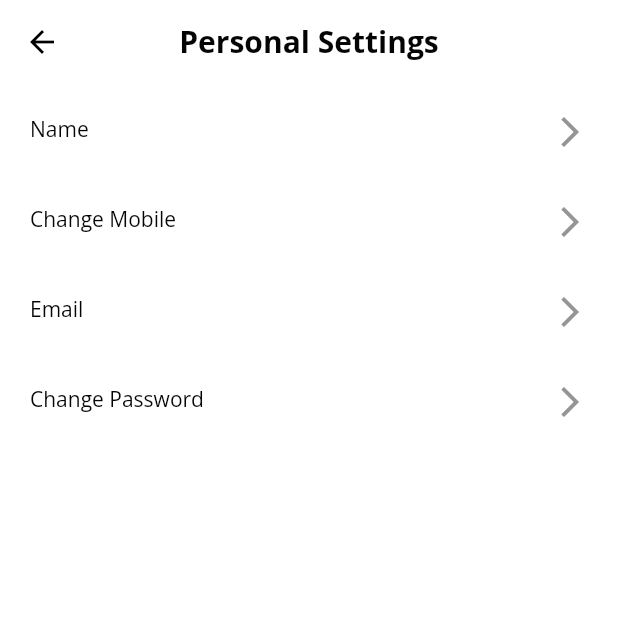
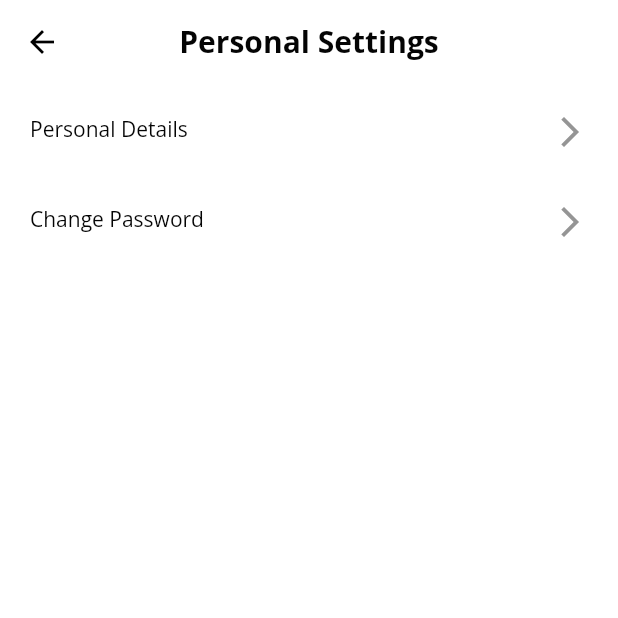
Before and after one commit to phando-platform/phando-flutter-eventcart, a Flutter app: the PersonalSettings screen opened directly with empty values, on a phone screen of 412 x 824 dp, the top half of it. Run offline on Flutter 3.47's test engine with Material 2 defaults, Android fonts, the phone set to English and light mode, and no system bars; our stand-ins replace animated_bottom_navigation_bar, cached_network_image, carousel_slider, country_code_picker, dio, flutter_credit_card and 11 more; missing offline and left inert: flutter_paypal, flutter_share, icon_badge, onesignal_flutter, razorpay_flutter, simple_connection_checker; statements that could not run were skipped.

Commit message:
fix: profile issues

```diff
--- a/lib/Screens/Profile/personal_settings.dart
+++ b/lib/Screens/Profile/personal_settings.dart
@@ -257,7 +257,7 @@ class _PersonalSettingsState extends State<PersonalSettings> {
               child: Row(
                 children: [
                   Text(
-                    'Name',
+                    'Personal Details',
                     style: kTextStyle,
                   ),
                   const Spacer(),
@@ -273,56 +273,57 @@ class _PersonalSettingsState extends State<PersonalSettings> {
               ),
             ),
           ),
-          GestureDetector(
-            onTap: () => showUpdate(),
-            child: Container(
-              padding: const EdgeInsets.all(20.0),
-              width: context.width(),
-              height: 60.0,
-              child: Row(
-                children: [
-                  Text(
-                    'Change Mobile',
-                    style: kTextStyle,
-                  ),
-                  const Spacer(),
-                  Text(
-                    widget.mobile,
-                    style: kTextStyle.copyWith(color: kGreyTextColor),
-                  ),
-                  const Icon(
-                    Icons.arrow_forward_ios,
-                    color: kGreyTextColor,
-                  ),
-                ],
-              ),
-            ),
-          ),
-          GestureDetector(
-            onTap: () => showUpdate(),
-            child: Container(
-              padding: const EdgeInsets.all(20.0),
-              width: context.width(),
-              height: 60.0,
-              child: Row(
-                children: [
-                  Text(
-                    'Email',
-                    style: kTextStyle,
-                  ),
-                  const Spacer(),
-                  Text(
-                    widget.email,
-                    style: kTextStyle.copyWith(color: kGreyTextColor),
-                  ),
-                  const Icon(
-                    Icons.arrow_forward_ios,
-                    color: kGreyTextColor,
-                  ),
-                ],
-              ),
-            ),
-          ),
+          // GestureDetector(
+          //   onTap: () => showUpdate(),
+          //   child: Container(
+          //     padding: const EdgeInsets.all(20.0),
+          //     width: context.width(),
+          //     height: 60.0,
+          //     child: Row(
+          //       children: [
+          //         Text(
+          //           'Change Mobile',
+          //           style: kTextStyle,
+          //         ),
+          //         const Spacer(),
+          //         Text(
+          //           widget.mobile,
+          //           style: kTextStyle.copyWith(color: kGreyTextColor),
+          //         ),
+          //         const Icon(
+          //           Icons.arrow_forward_ios,
+          //           color: kGreyTextColor,
+          //         ),
+          //       ],
+          //     ),
+          //   ),
+          // ),
+          // GestureDetector(
+          //   onTap: () => showUpdate(),
+          //   child: Container(
+          //     padding: const EdgeInsets.all(20.0),
+          //     width: context.width(),
+          //     height: 60.0,
+          //     child: Row(
+          //       children: [
+          //         Text(
+          //           'Email',
+          //           style: kTextStyle,
+          //         ),
+          //         const Spacer(),
+          //         Text(
+          //           widget.email,
+          //           style: kTextStyle.copyWith(color: kGreyTextColor),
+          //         ),
+          //         const Icon(
+          //           Icons.arrow_forward_ios,
+          //           color: kGreyTextColor,
+          //         ),
+          //       ],
+          //     ),
+          //   ),
+          // ),
+
           GestureDetector(
             onTap: () => showModalBottomSheet<void>(
                 context: context,
```
